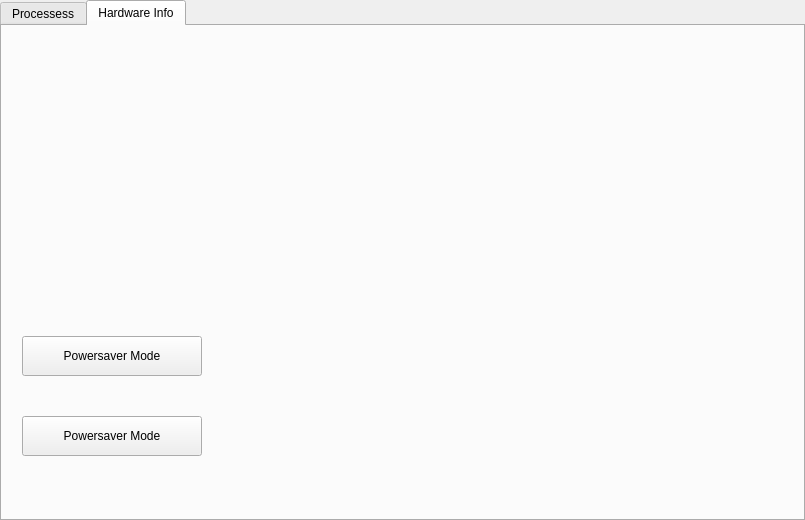
This is Sysmon/sysmon.ui in moyass/System-Application-Monitor as Qt 5 draws it before an edit. The edited form follows.
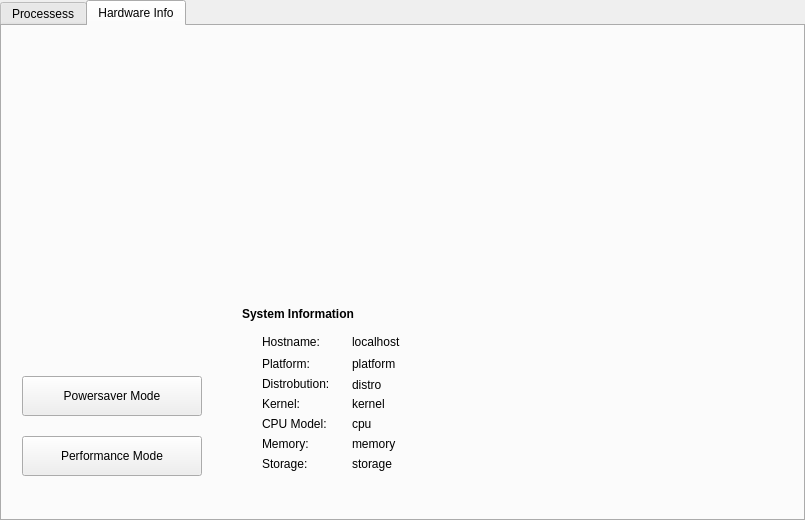
This is the edited form. Custom widgets are drawn as their Qt base class.

Commit message: System information and cpu and memory usage in percentages

```diff
--- a/Sysmon/sysmon.ui
+++ b/Sysmon/sysmon.ui
@@ -1090,7 +1090,7 @@
      <property name="geometry">
       <rect>
        <x>20</x>
-       <y>310</y>
+       <y>350</y>
        <width>180</width>
        <height>40</height>
       </rect>
@@ -1103,13 +1103,13 @@
      <property name="geometry">
       <rect>
        <x>20</x>
-       <y>390</y>
+       <y>410</y>
        <width>180</width>
        <height>40</height>
       </rect>
      </property>
      <property name="text">
-      <string>Powersaver Mode</string>
+      <string>Performance Mode</string>
      </property>
     </widget>
     <widget class="QRoundProgressBar" name="RoundBar1" native="true">
@@ -1142,6 +1142,227 @@
       </rect>
      </property>
     </widget>
+    <widget class="QLabel" name="label">
+     <property name="geometry">
+      <rect>
+       <x>240</x>
+       <y>280</y>
+       <width>151</width>
+       <height>16</height>
+      </rect>
+     </property>
+     <property name="font">
+      <font>
+       <weight>75</weight>
+       <bold>true</bold>
+      </font>
+     </property>
+     <property name="text">
+      <string>System Information</string>
+     </property>
+    </widget>
+    <widget class="QLabel" name="label_2">
+     <property name="geometry">
+      <rect>
+       <x>260</x>
+       <y>308</y>
+       <width>71</width>
+       <height>16</height>
+      </rect>
+     </property>
+     <property name="text">
+      <string>Hostname:</string>
+     </property>
+    </widget>
+    <widget class="QLabel" name="label_3">
+     <property name="geometry">
+      <rect>
+       <x>260</x>
+       <y>328</y>
+       <width>81</width>
+       <height>20</height>
+      </rect>
+     </property>
+     <property name="text">
+      <string>Platform:</string>
+     </property>
+    </widget>
+    <widget class="QLabel" name="label_4">
+     <property name="geometry">
+      <rect>
+       <x>260</x>
+       <y>348</y>
+       <width>81</width>
+       <height>20</height>
+      </rect>
+     </property>
+     <property name="text">
+      <string>Distrobution:</string>
+     </property>
+    </widget>
+    <widget class="QLabel" name="label_5">
+     <property name="geometry">
+      <rect>
+       <x>260</x>
+       <y>368</y>
+       <width>81</width>
+       <height>20</height>
+      </rect>
+     </property>
+     <property name="text">
+      <string>Kernel:</string>
+     </property>
+    </widget>
+    <widget class="QLabel" name="label_6">
+     <property name="geometry">
+      <rect>
+       <x>260</x>
+       <y>388</y>
+       <width>81</width>
+       <height>20</height>
+      </rect>
+     </property>
+     <property name="text">
+      <string>CPU Model:</string>
+     </property>
+    </widget>
+    <widget class="QLabel" name="label_7">
+     <property name="geometry">
+      <rect>
+       <x>260</x>
+       <y>408</y>
+       <width>81</width>
+       <height>20</height>
+      </rect>
+     </property>
+     <property name="text">
+      <string>Memory:</string>
+     </property>
+    </widget>
+    <widget class="QLabel" name="label_8">
+     <property name="geometry">
+      <rect>
+       <x>260</x>
+       <y>428</y>
+       <width>81</width>
+       <height>20</height>
+      </rect>
+     </property>
+     <property name="text">
+      <string>Storage:</string>
+     </property>
+    </widget>
+    <widget class="QLabel" name="hostname">
+     <property name="geometry">
+      <rect>
+       <x>350</x>
+       <y>308</y>
+       <width>171</width>
+       <height>16</height>
+      </rect>
+     </property>
+     <property name="text">
+      <string>localhost</string>
+     </property>
+    </widget>
+    <widget class="QLabel" name="platform">
+     <property name="geometry">
+      <rect>
+       <x>350</x>
+       <y>330</y>
+       <width>171</width>
+       <height>16</height>
+      </rect>
+     </property>
+     <property name="text">
+      <string>platform</string>
+     </property>
+    </widget>
+    <widget class="QLabel" name="distro">
+     <property name="geometry">
+      <rect>
+       <x>350</x>
+       <y>351</y>
+       <width>171</width>
+       <height>16</height>
+      </rect>
+     </property>
+     <property name="text">
+      <string>distro</string>
+     </property>
+    </widget>
+    <widget class="QLabel" name="kernel">
+     <property name="geometry">
+      <rect>
+       <x>350</x>
+       <y>370</y>
+       <width>171</width>
+       <height>16</height>
+      </rect>
+     </property>
+     <property name="text">
+      <string>kernel</string>
+     </property>
+    </widget>
+    <widget class="QLabel" name="cpu">
+     <property name="geometry">
+      <rect>
+       <x>350</x>
+       <y>390</y>
+       <width>301</width>
+       <height>16</height>
+      </rect>
+     </property>
+     <property name="text">
+      <string>cpu</string>
+     </property>
+    </widget>
+    <widget class="QLabel" name="memory">
+     <property name="geometry">
+      <rect>
+       <x>350</x>
+       <y>410</y>
+       <width>171</width>
+       <height>16</height>
+      </rect>
+     </property>
+     <property name="text">
+      <string>memory</string>
+     </property>
+    </widget>
+    <widget class="QLabel" name="storage">
+     <property name="geometry">
+      <rect>
+       <x>350</x>
+       <y>430</y>
+       <width>171</width>
+       <height>16</height>
+      </rect>
+     </property>
+     <property name="text">
+      <string>storage</string>
+     </property>
+    </widget>
+    <widget class="QRoundProgressBar" name="MemoryUsageBar" native="true">
+     <property name="geometry">
+      <rect>
+       <x>650</x>
+       <y>270</y>
+       <width>111</width>
+       <height>111</height>
+      </rect>
+     </property>
+    </widget>
+    <widget class="QRoundProgressBar" name="CPUUsageBar" native="true">
+     <property name="geometry">
+      <rect>
+       <x>520</x>
+       <y>270</y>
+       <width>111</width>
+       <height>111</height>
+      </rect>
+     </property>
+    </widget>
    </widget>
   </widget>
  </widget>
```
Left out of the diff: 4 changed lines with no effect on the pictures. The commit also changes 20 other files.
